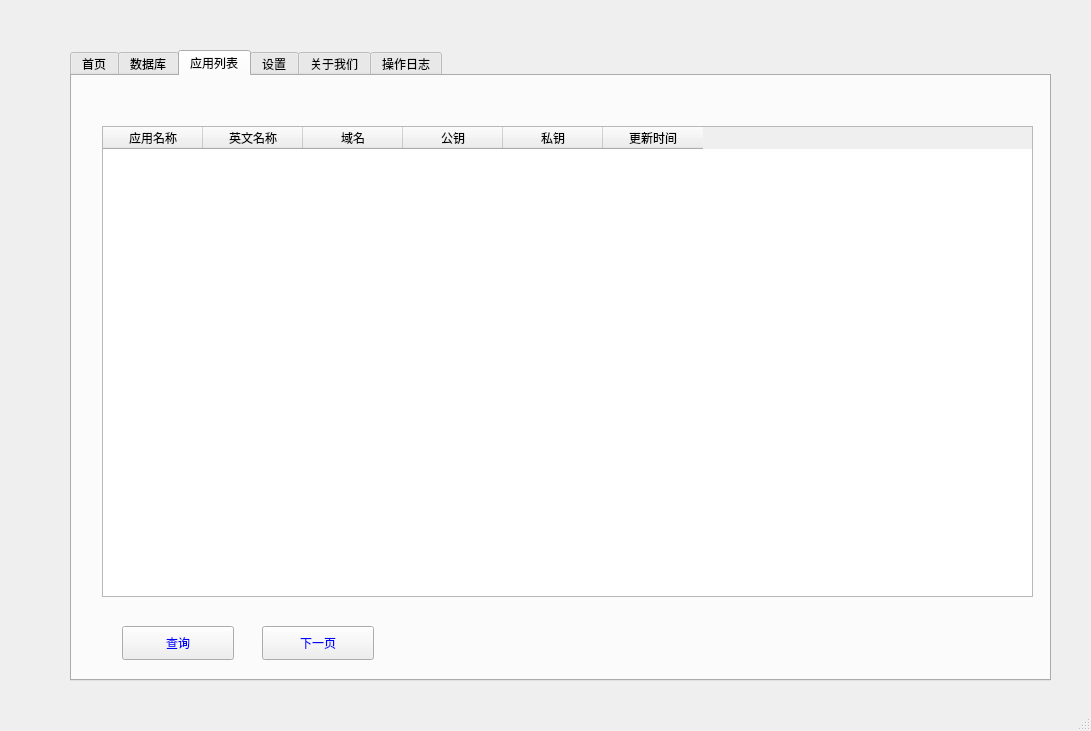
Qt form ui/main.ui (wengshirui/pds) before a commit.
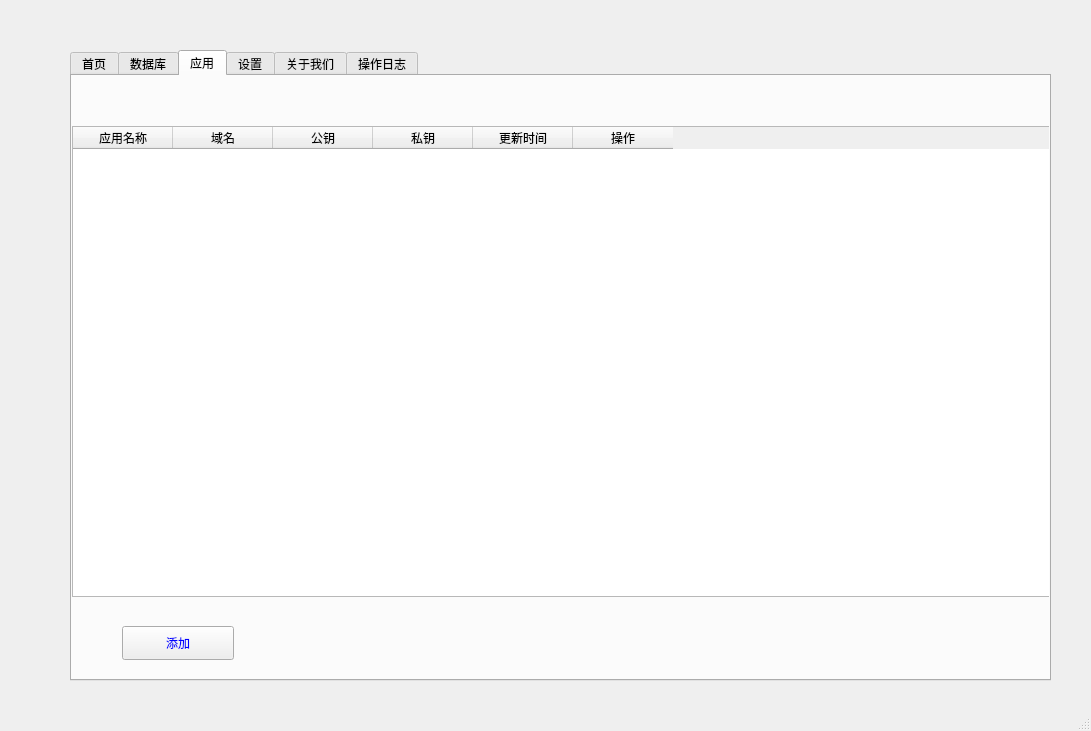
The same form after that commit. The open tabs and pages were chosen to show the change.

What changed in the file:
```diff
--- a/ui/main.ui
+++ b/ui/main.ui
@@ -110,14 +110,14 @@
     </widget>
     <widget class="QWidget" name="tab_5">
      <attribute name="title">
-      <string>应用列表</string>
+      <string>应用</string>
      </attribute>
      <widget class="QTableWidget" name="databases_2">
       <property name="geometry">
        <rect>
-        <x>30</x>
+        <x>0</x>
         <y>50</y>
-        <width>931</width>
+        <width>991</width>
         <height>471</height>
        </rect>
       </property>
@@ -126,11 +126,6 @@
         <string>应用名称</string>
        </property>
       </column>
-      <column>
-       <property name="text">
-        <string>英文名称</string>
-       </property>
-      </column>
       <column>
        <property name="text">
         <string>域名</string>
@@ -151,6 +146,11 @@
         <string>更新时间</string>
        </property>
       </column>
+      <column>
+       <property name="text">
+        <string>操作</string>
+       </property>
+      </column>
      </widget>
      <widget class="QPushButton" name="getList_2">
       <property name="geometry">
@@ -165,25 +165,7 @@
        <string notr="true"/>
       </property>
       <property name="text">
-       <string>查询</string>
-      </property>
-     </widget>
-     <widget class="QPushButton" name="pushButton_2">
-      <property name="geometry">
-       <rect>
-        <x>190</x>
-        <y>550</y>
-        <width>112</width>
-        <height>34</height>
-       </rect>
-      </property>
-      <property name="styleSheet">
-       <string notr="true">QPushButton{
-color:blue;
-}</string>
-      </property>
-      <property name="text">
-       <string>下一页</string>
+       <string>添加</string>
       </property>
      </widget>
     </widget>
```
Left out of the diff: 41 changed lines with no effect on the pictures.
